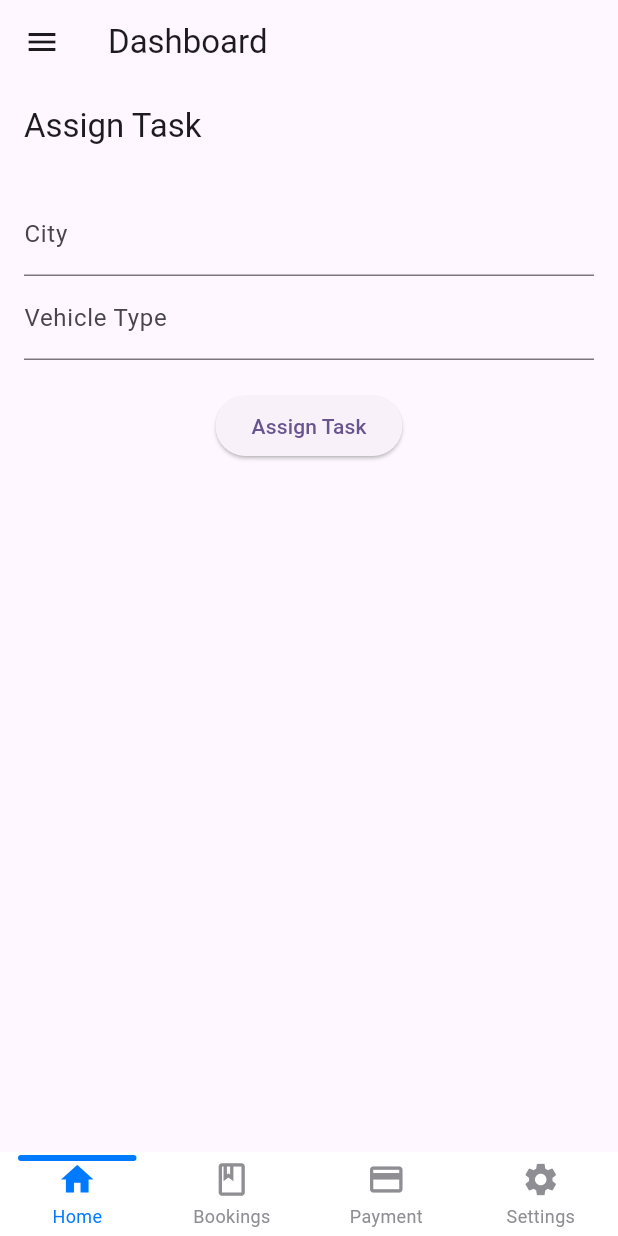
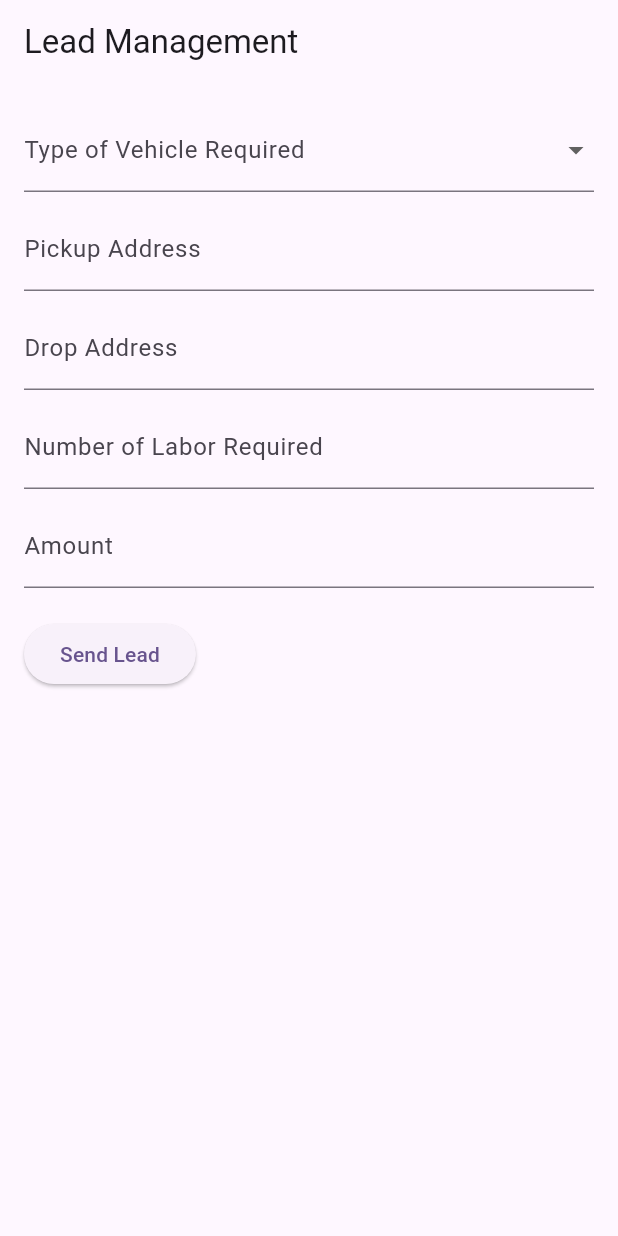
Before and after one commit to DevvUdit01/JunoFast, a Flutter app: the screen it shows after launch, on a phone screen of 412 x 824 dp. Run offline on Flutter 3.47's test engine with Material 3 defaults, Android fonts, the phone set to English and light mode, and no system bars; drawn by our look-alikes of persistent_bottom_nav_bar; our stand-ins replace cloud_firestore, firebase_core, firebase_messaging, geocoding, geolocator, get; accounts and stored records are empty.

Commit message:
new push

```diff
--- /dev/null
+++ b/lib/Lead/lead_view.dart
@@ -0,0 +1,100 @@
+import 'package:flutter/material.dart';
+import 'package:get/get.dart';
+import 'lead_controller.dart';
+
+class LeadView extends StatelessWidget {
+  final LeadController controller = Get.put(LeadController());
+  final TextEditingController pickupAddressController = TextEditingController();
+  final TextEditingController dropAddressController = TextEditingController();
+  final TextEditingController laborRequiredController = TextEditingController();
+  final TextEditingController amountController = TextEditingController();
+
+  @override
+  Widget build(BuildContext context) {
+    return Scaffold(
+      appBar: AppBar(
+        title: Text("Lead Management"),
+      ),
+      body: Padding(
+        padding: const EdgeInsets.all(16.0),
+        child: SingleChildScrollView(
+          child: Column(
+            crossAxisAlignment: CrossAxisAlignment.start,
+            children: [
+              DropdownButtonFormField<String>(
+                value: controller.typeOfVehicleRequired,
+                items: [
+                  DropdownMenuItem(value: "Truck", child: Text("Truck")),
+                  DropdownMenuItem(value: "Van", child: Text("Van")),
+                  DropdownMenuItem(value: "Car", child: Text("Car")),
+                ],
+                onChanged: (value) {
+                  controller.typeOfVehicleRequired = value;
+                },
+                decoration: InputDecoration(labelText: "Type of Vehicle Required"),
+              ),
+              SizedBox(height: 10),
+              TextField(
+                controller: pickupAddressController,
+                decoration: InputDecoration(labelText: "Pickup Address"),
+              ),
+              SizedBox(height: 10),
+              TextField(
+                controller: dropAddressController,
+                decoration: InputDecoration(labelText: "Drop Address"),
+              ),
+              SizedBox(height: 10),
+              TextField(
+                controller: laborRequiredController,
+                decoration: InputDecoration(labelText: "Number of Labor Required"),
+                keyboardType: TextInputType.number,
+              ),
+              SizedBox(height: 10),
+              TextField(
+                controller: amountController,
+                decoration: InputDecoration(labelText: "Amount"),
+                keyboardType: TextInputType.number,
+              ),
+              SizedBox(height: 20),
+              ElevatedButton(
+                onPressed: () async {
+                  // Validate inputs
+                  if (controller.typeOfVehicleRequired != null &&
+                      pickupAddressController.text.isNotEmpty &&
+                      dropAddressController.text.isNotEmpty &&
+                      laborRequiredController.text.isNotEmpty &&
+                      amountController.text.isNotEmpty) {
+
+                    try {
+                      // Convert addresses to coordinates
+                      final pickupCoordinates = await controller.getCoordinatesFromAddress(pickupAddressController.text);
+                      final dropCoordinates = await controller.getCoordinatesFromAddress(dropAddressController.text);
+
+                      // Create task details
+                      Map<String, dynamic> taskDetails = {
+                        'pickup_location': pickupCoordinates,
+                        'drop_location': dropCoordinates,
+                        'vehicle_type': controller.typeOfVehicleRequired!,
+                        'laborRequired': int.parse(laborRequiredController.text),
+                        'amount': double.parse(amountController.text),
+                      };
+
+                      // Create the lead
+                      await controller.createLead(pickupAddressController.text, taskDetails);
+                      Get.snackbar("Success", "Lead has been created successfully");
+                    } catch (e) {
+                      Get.snackbar("Error", "Failed to create lead: $e");
+                    }
+                  } else {
+                    Get.snackbar("Error", "Please fill in all fields");
+                  }
+                },
+                child: Text("Send Lead"),
+              ),
+            ],
+          ),
+        ),
+      ),
+    );
+  }
+}
--- a/lib/main.dart
+++ b/lib/main.dart
@@ -29,7 +29,7 @@ class MyApp extends StatelessWidget {
         colorScheme: ColorScheme.fromSeed(seedColor: Colors.deepPurple),
         useMaterial3: true,
       ),
-      initialRoute: RoutesConstant.bottomnavigation,
+      initialRoute: RoutesConstant.Lead,
       getPages: getpage,
     );
   }
--- a/lib/routing/get_pages_constant.dart
+++ b/lib/routing/get_pages_constant.dart
@@ -3,6 +3,8 @@ import 'package:junofast/Bottom%20Navigation/Bottom_navigation_binding.dart';
 import 'package:junofast/Bottom%20Navigation/bottom_navigation_view.dart';
 import 'package:junofast/Dashboard/dashboard_binding.dart';
 import 'package:junofast/Dashboard/dashboard_view.dart';
+import 'package:junofast/Lead/lead_binding.dart';
+import 'package:junofast/Lead/lead_view.dart';
 import 'package:junofast/routing/routes_constant.dart';
 
 
@@ -74,4 +76,9 @@ List <GetPage> getpage= [
       page: () => DashboardView(),
       binding: DashboardBinding(),
     ),
+  GetPage(
+      name: RoutesConstant.Lead,
+      page: () => LeadView(),
+      binding: LeadBinding(),
+    ),
 ];
--- a/lib/routing/routes_constant.dart
+++ b/lib/routing/routes_constant.dart
@@ -11,4 +11,5 @@ class RoutesConstant{
   static String imageupload = "/image_upload_view.dart";
   static String otpAuthentication = "/otp_authentication_view.dart";
   static String Dashboard = "/dashboard_view.dart";
+  static String Lead= "/lead_view.dart";
 }
```
Also changed, not shown: lib/Lead/lead_binding.dart (added, +10 -0 lines), lib/Lead/lead_controller.dart (added, +149 -0 lines), 3 other files.
